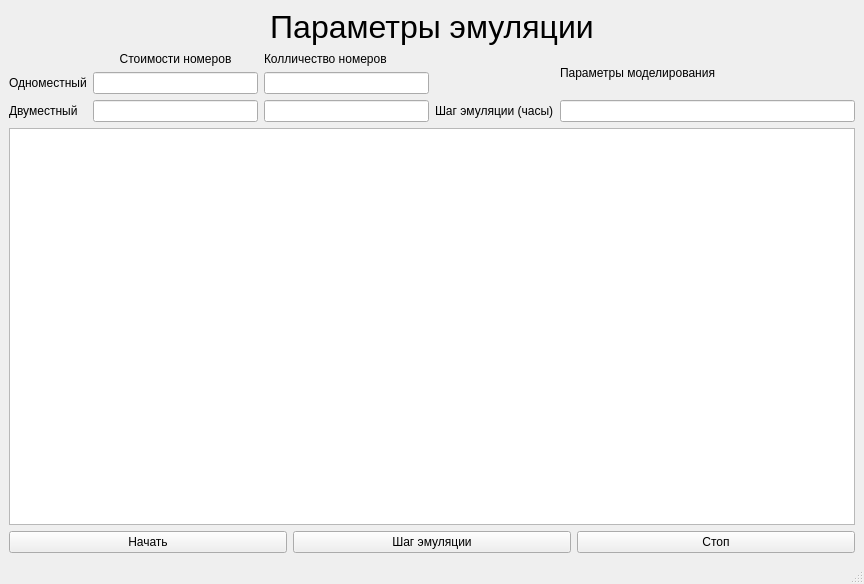
sereja589/booking_system, file start_window.ui: the form before one commit.
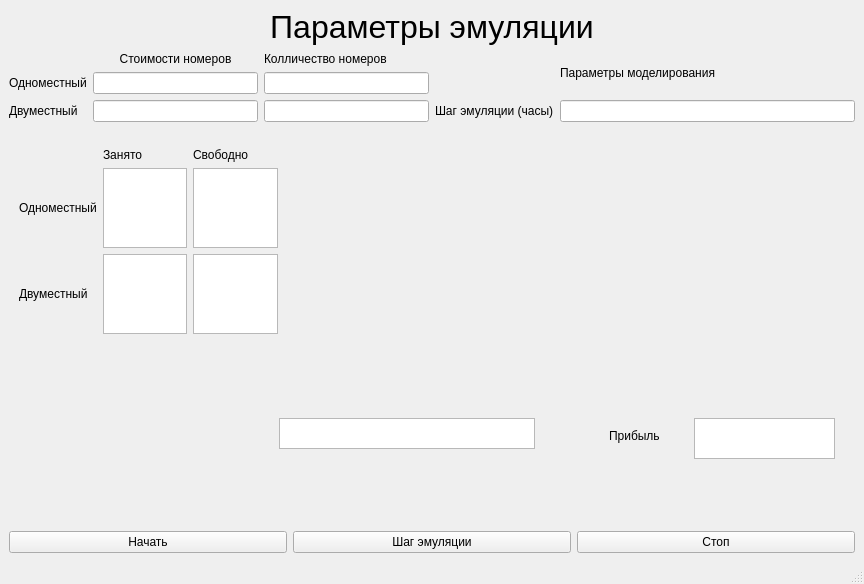
The form after the commit.

```diff
--- a/start_window.ui
+++ b/start_window.ui
@@ -14,7 +14,7 @@
    <string>TStartWindow</string>
   </property>
   <widget class="QWidget" name="centralwidget">
-   <layout class="QVBoxLayout" name="verticalLayout_2">
+   <layout class="QVBoxLayout" name="verticalLayout_2" stretch="0,0,1,0">
     <item>
      <widget class="QLabel" name="label">
       <property name="text">
@@ -104,7 +104,93 @@
      </layout>
     </item>
     <item>
-     <widget class="QGraphicsView" name="graphicsView"/>
+     <widget class="QWidget" name="widget" native="true">
+      <widget class="QTextBrowser" name="TotalHotelProfit">
+       <property name="geometry">
+        <rect>
+         <x>685</x>
+         <y>290</y>
+         <width>141</width>
+         <height>41</height>
+        </rect>
+       </property>
+      </widget>
+      <widget class="QLabel" name="label_8">
+       <property name="geometry">
+        <rect>
+         <x>600</x>
+         <y>300</y>
+         <width>58</width>
+         <height>16</height>
+        </rect>
+       </property>
+       <property name="text">
+        <string>Прибыль</string>
+       </property>
+      </widget>
+      <widget class="QTextBrowser" name="CurrentTime">
+       <property name="geometry">
+        <rect>
+         <x>270</x>
+         <y>290</y>
+         <width>256</width>
+         <height>31</height>
+        </rect>
+       </property>
+      </widget>
+      <widget class="QWidget" name="gridLayoutWidget">
+       <property name="geometry">
+        <rect>
+         <x>10</x>
+         <y>20</y>
+         <width>259</width>
+         <height>186</height>
+        </rect>
+       </property>
+       <layout class="QGridLayout" name="gridLayout_3">
+        <item row="2" column="1">
+         <widget class="QTextBrowser" name="BusyDouble"/>
+        </item>
+        <item row="0" column="2">
+         <widget class="QLabel" name="label_12">
+          <property name="text">
+           <string>Свободно</string>
+          </property>
+         </widget>
+        </item>
+        <item row="1" column="2">
+         <widget class="QTextBrowser" name="FreeSingle"/>
+        </item>
+        <item row="1" column="1">
+         <widget class="QTextBrowser" name="BusySingle"/>
+        </item>
+        <item row="2" column="2">
+         <widget class="QTextBrowser" name="FreeDouble"/>
+        </item>
+        <item row="0" column="1">
+         <widget class="QLabel" name="label_11">
+          <property name="text">
+           <string>Занято</string>
+          </property>
+         </widget>
+        </item>
+        <item row="2" column="0">
+         <widget class="QLabel" name="label_10">
+          <property name="text">
+           <string>Двуместный</string>
+          </property>
+         </widget>
+        </item>
+        <item row="1" column="0">
+         <widget class="QLabel" name="label_9">
+          <property name="text">
+           <string>Одноместный</string>
+          </property>
+         </widget>
+        </item>
+       </layout>
+      </widget>
+     </widget>
     </item>
     <item>
      <layout class="QHBoxLayout" name="horizontalLayout">
```
Left out of the diff: 50 changed lines with no effect on the pictures.
